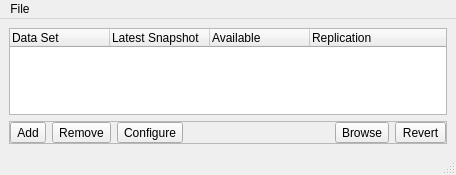
The window that src-qt4/life-preserver/mainUI.ui (trueos/pcbsd) describes before a commit, drawn with Qt 5.
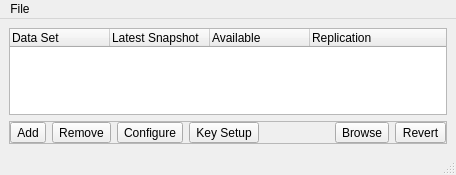
The same window after the commit. Icons and pictures are not drawn.

The edit to the form file:
```diff
--- a/src-qt4/life-preserver/mainUI.ui
+++ b/src-qt4/life-preserver/mainUI.ui
@@ -112,6 +112,23 @@
          </property>
         </widget>
        </item>
+       <item>
+        <widget class="QToolButton" name="tool_keys">
+         <property name="statusTip">
+          <string>Manage SSH keys for replication authentication</string>
+         </property>
+         <property name="text">
+          <string>Key Setup</string>
+         </property>
+         <property name="icon">
+          <iconset resource="lPreserve.qrc">
+           <normaloff>:/images/key.png</normaloff>:/images/key.png</iconset>
+         </property>
+         <property name="popupMode">
+          <enum>QToolButton::InstantPopup</enum>
+         </property>
+        </widget>
+       </item>
        <item>
         <spacer name="horizontalSpacer_2">
          <property name="orientation">
```
Left out of the diff: 18 changed lines with no effect on the pictures.
